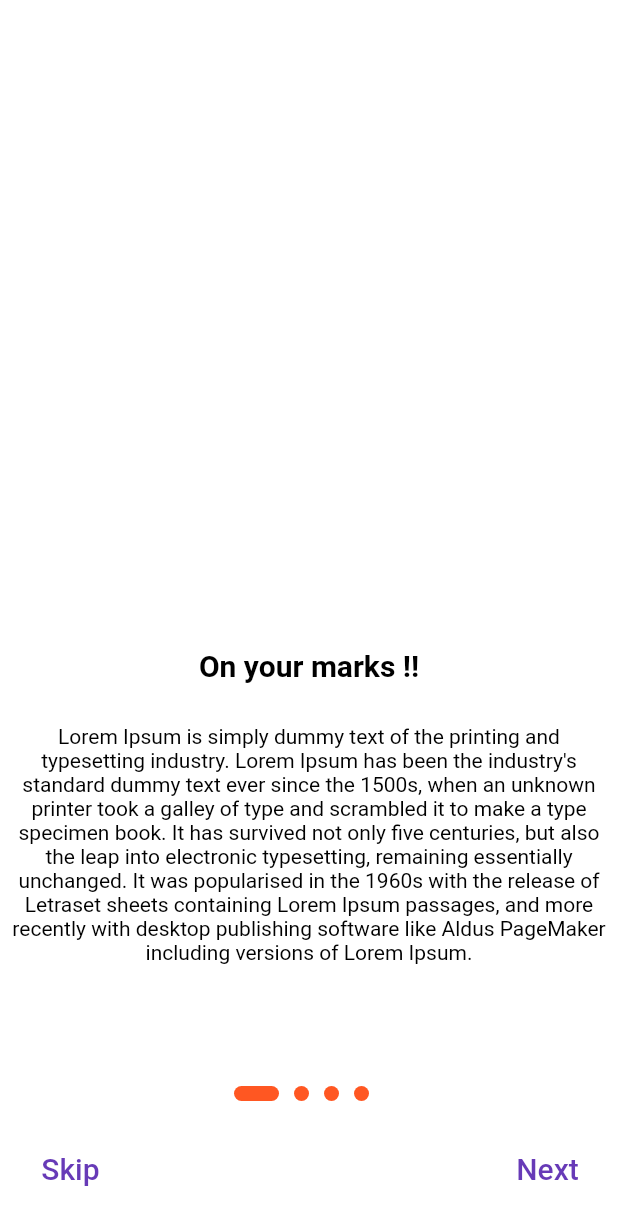
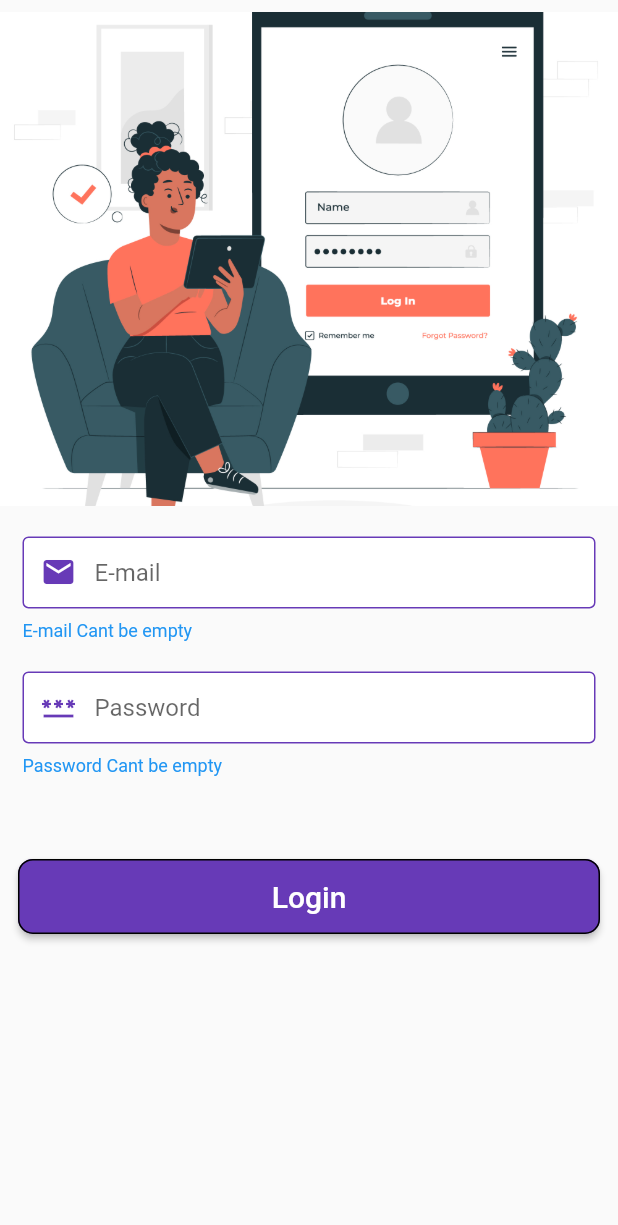
Before and after one commit to ishaque-mobikasa/task, a Flutter app: the screen it shows after launch, on a phone screen of 412 x 824 dp. Shown: the top 1225 px of the screen. Run offline on Flutter 3.47's test engine with Material 2 defaults, Android fonts, the phone set to English and light mode, and no system bars; our stand-ins replace get.

Commit message:
Login screen done

```diff
--- /dev/null
+++ b/lib/app/themes.dart
@@ -0,0 +1,7 @@
+import 'package:flutter/material.dart';
+
+class AppTheme {
+  static final theme = ThemeData(
+    primarySwatch: Colors.deepPurple,
+  );
+}
--- a/lib/data/models/onBoard/onboarding_contents.dart
+++ b/lib/data/models/onBoard/onboarding_contents.dart
@@ -1,23 +1,23 @@
 
 import 'unboarding_contents_model.dart';
 
-List<UnboadingContents> contents = [
-  UnboadingContents(
+List<OnboadingContents> contents = [
+  OnboadingContents(
       image: "assets/images/image1.jpg",
       title: "On your marks !!",
       description:
           "Lorem Ipsum is simply dummy text of the printing and typesetting industry. Lorem Ipsum has been the industry's standard dummy text ever since the 1500s, when an unknown printer took a galley of type and scrambled it to make a type specimen book. It has survived not only five centuries, but also the leap into electronic typesetting, remaining essentially unchanged. It was popularised in the 1960s with the release of Letraset sheets containing Lorem Ipsum passages, and more recently with desktop publishing software like Aldus PageMaker including versions of Lorem Ipsum."),
-  UnboadingContents(
+  OnboadingContents(
       image: "assets/images/image2.jpg",
       title: "Lets Set things Up!!",
       description:
           "Lorem Ipsum is simply dummy text of the printing and typesetting industry. Lorem Ipsum has been the industry's standard dummy text ever since the 1500s, when an unknown printer took a galley of type and scrambled it to make a type specimen book. It has survived not only five centuries, but also the leap into electronic typesetting, remaining essentially unchanged. It was popularised in the 1960s with the release of Letraset sheets containing Lorem Ipsum passages, and more recently with desktop publishing software like Aldus PageMaker including versions of Lorem Ipsum."),
-  UnboadingContents(
+  OnboadingContents(
       image: "assets/images/image3.jpg",
       title: "Something awesome waiting !!..",
       description:
           "Lorem Ipsum is simply dummy text of the printing and typesetting industry. Lorem Ipsum has been the industry's standard dummy text ever since the 1500s, when an unknown printer took a galley of type and scrambled it to make a type specimen book. It has survived not only five centuries, but also the leap into electronic typesetting, remaining essentially unchanged. It was popularised in the 1960s with the release of Letraset sheets containing Lorem Ipsum passages, and more recently with desktop publishing software like Aldus PageMaker including versions of Lorem Ipsum."),
-  UnboadingContents(
+  OnboadingContents(
       image: "assets/images/image4.jpg",
       title: "Time's up...Lets hooary  !!..",
       description:
--- a/lib/data/models/onBoard/unboarding_contents_model.dart
+++ b/lib/data/models/onBoard/unboarding_contents_model.dart
@@ -1,7 +1,7 @@
-class UnboadingContents {
+class OnboadingContents {
   String image;
   String title;
   String description;
-  UnboadingContents(
+  OnboadingContents(
       {required this.image, required this.description, required this.title});
 }
--- a/lib/main.dart
+++ b/lib/main.dart
@@ -1,9 +1,9 @@
 import 'package:flutter/material.dart';
 import 'package:get/get.dart';
+import 'package:task/app/themes.dart';
+import 'package:task/presentation/pages/login/login_view.dart';
 
 import 'core/routes.dart';
-import 'presentation/pages/splash_screen/splash_screen.dart';
-
 
 void main() {
   runApp(const MyApp());
@@ -17,10 +17,8 @@ class MyApp extends StatelessWidget {
       debugShowCheckedModeBanner: false,
       title: 'Tasks',
       getPages: AppPages.pages,
-      theme: ThemeData(
-        primarySwatch: Colors.deepPurple,
-      ),
-      home: const SplashScreen(),
+      theme: AppTheme.theme,
+      home: const LoginScreen(),
     );
   }
 }
--- /dev/null
+++ b/lib/presentation/manager/login/login_controller.dart
@@ -0,0 +1,13 @@
+import 'package:flutter/cupertino.dart';
+import 'package:get/get.dart';
+
+class LoginController extends GetxController {
+  final  loginKey = GlobalKey<FormState>().obs;
+  final Rx<TextEditingController> emailController = TextEditingController().obs;
+  final Rx<TextEditingController> passwordController =
+      TextEditingController().obs;
+
+      onLoginButtonPress(){
+        loginKey.value.currentState?.validate();
+      }
+}
--- /dev/null
+++ b/lib/presentation/pages/login/login_view.dart
@@ -0,0 +1,81 @@
+import 'package:flutter/material.dart';
+import 'package:get/get.dart';
+import 'package:task/presentation/manager/login/login_controller.dart';
+import 'package:task/presentation/pages/login/widgets/custom_form_field.dart';
+
+class LoginScreen extends StatelessWidget {
+  const LoginScreen({super.key});
+  @override
+  Widget build(BuildContext context) {
+    final controller = Get.put(LoginController());
+    final size = MediaQuery.of(context).size;
+    return SafeArea(
+      child: Scaffold(
+          body: SingleChildScrollView(
+        child: Form(
+          key: controller.loginKey.value,
+          autovalidateMode: AutovalidateMode.always,
+          child: Padding(
+            padding: const EdgeInsets.only(top: 8.0),
+            child: Column(children: [
+              Container(
+                decoration: const BoxDecoration(
+                    image: DecorationImage(
+                        image: AssetImage("assets/images/login.jpg"),
+                        fit: BoxFit.cover)),
+                height: size.height * 0.4,
+              ),
+              const SizedBox(
+                height: 15,
+              ),
+              const Padding(
+                  padding: EdgeInsets.symmetric(horizontal: 10),
+                  child: CustomFormField(
+                    type: FieldType.eMail,
+                  )),
+              const SizedBox(
+                height: 10,
+              ),
+              Padding(
+                  padding: const EdgeInsets.symmetric(horizontal: 10),
+                  child: CustomFormField(
+                    hintText: "Password",
+                    type: FieldType.password,
+                    icon: Icons.password,
+                    controller: controller.passwordController.value,
+                  )),
+              const SizedBox(
+                height: 50,
+              ),
+              Row(
+                children: [
+                  Expanded(
+                    child: SizedBox(
+                      height: 50,
+                      child: Padding(
+                        padding: const EdgeInsets.symmetric(horizontal: 12),
+                        child: ElevatedButton(
+                            style: ElevatedButton.styleFrom(
+                                shape: RoundedRectangleBorder(
+                                    borderRadius: BorderRadius.circular(10.0),
+                                    side:
+                                        const BorderSide(color: Colors.black))),
+                            onPressed: () {
+                              controller.onLoginButtonPress();
+                            },
+                            child: const Text(
+                              "Login",
+                              style: TextStyle(fontSize: 20),
+                            )),
+                      ),
+                    ),
+                  ),
+                ],
+              ),
+            ]),
+          ),
+        ),
+      )),
+    );
+  }
+}
--- /dev/null
+++ b/lib/presentation/pages/login/widgets/custom_form_field.dart
@@ -0,0 +1,126 @@
+import 'package:flutter/material.dart';
+import 'package:flutter/services.dart';
+import 'package:task/core/validation.dart';
+
+enum FieldType { eMail, password, normalInputField, phoneNumber }
+
+class CustomFormField extends StatelessWidget {
+  final String? Function(String?)? validator;
+  final FieldType type;
+  final String? hintText;
+  final IconData? icon;
+  final bool? obscureText;
+  final EdgeInsetsGeometry padding;
+  final TextEditingController? controller;
+  const CustomFormField(
+      {this.obscureText,
+      this.validator,
+      this.padding = const EdgeInsets.all(5),
+      this.controller,
+      required this.type,
+      this.hintText = "E-mail",
+      super.key,
+      this.icon = Icons.email});
+  @override
+  Widget build(BuildContext context) {
+    // final width = MediaQuery.of(context).size.width;
+    final height = MediaQuery.of(context).size.height;
+    return Padding(
+      padding: padding,
+      child: TextFormField(
+          controller: controller,
+          inputFormatters: [
+            type == FieldType.eMail
+                ? LengthLimitingTextInputFormatter(25)
+                : type == FieldType.normalInputField
+                    ? LengthLimitingTextInputFormatter(15)
+                    : type == FieldType.phoneNumber
+                        ? LengthLimitingTextInputFormatter(10)
+                        : LengthLimitingTextInputFormatter(20),
+            type == FieldType.normalInputField
+                ? FilteringTextInputFormatter.allow(RegExp("[A-Z a-z]"))
+                : type == FieldType.phoneNumber
+                    ? FilteringTextInputFormatter.allow(RegExp("[0-9]"))
+                    : FilteringTextInputFormatter.deny(RegExp("")),
+          ],
+          keyboardType: type == FieldType.eMail
+              ? TextInputType.emailAddress
+              : type == FieldType.password
+                  ? TextInputType.name
+                  : type == FieldType.phoneNumber
+                      ? TextInputType.phone
+                      : TextInputType.name,
+          //autovalidateMode: AutovalidateMode.onUserInteraction,
+          obscureText: type == FieldType.password,
+          decoration: InputDecoration(
+              fillColor: Colors.white,
+              filled: true,
+              prefixIcon: Icon(
+                icon,
+                color: Colors.deepPurple,
+              ),
+              hintText: hintText,
+              errorStyle: const TextStyle(color: Colors.blue),
+              enabledBorder: const OutlineInputBorder(
+                  borderSide: BorderSide(color: Colors.deepPurple)),
+              disabledBorder: const OutlineInputBorder(
+                  borderSide: BorderSide(color: Colors.deepPurple)),
+              focusedErrorBorder: const OutlineInputBorder(
+                  borderSide: BorderSide(color: Colors.deepPurple)),
+              errorBorder: const OutlineInputBorder(
+                  borderSide: BorderSide(
+                      style: BorderStyle.solid, color: Colors.deepPurple)),
+              contentPadding:
+                  EdgeInsets.only(left: 0, top: 0, bottom: height * 0.02),
+              border: const OutlineInputBorder(
+                  borderRadius: BorderRadius.all(Radius.circular(4.0)))),
+          validator: validator ??
+              (type == FieldType.eMail
+                  ? (value) {
+                      if (value!.isEmpty) {
+                        return "$hintText Cant be empty";
+                      } else if (value.length < 4) {
+                        return "$hintText Must be 6-16 charactors long";
+                      } else if (!value.isValidEmail &&
+                          !RegExp(r'(^[\+]?[(]?[0-9]{3}[)]?[-\s\.]?[0-9]{3}[-\s\.]?[0-9]{4,6}$)')
+                              .hasMatch(value)) {
+                        return "Invalid Email/Phone Number";
+                      } else {
+                        return null;
+                      }
+                    }
+                  : type == FieldType.password
+                      ? (value) {
+                          if (value == '' || value == null) {
+                            return "$hintText Cant be empty";
+                          } else if (value.length < 8) {
+                            return "Password Must be greater than 8 charactors";
+                          } else if (!value.isValidPassword) {
+                            return "Must contain an Uppercase,Lowercase,a special char & 1 digit";
+                          } else {
+                            return null;
+                          }
+                        }
+                      : type == FieldType.normalInputField
+                          ? (value) {
+                              if (value == '' || value == null) {
+                                return "$hintText Cant be empty";
+                              } else if (value.length < 4 ||
+                                  value.length > 16) {
+                                return "User Name must be 4-14 Charactors";
+                              } else {
+                                return null;
+                              }
+                            }
+                          : (value) {
+                              if (value == '' || value == null) {
+                                return "$hintText Cant be empty";
+                              } else if (value.length < 10) {
+                                return "Phone number Invalid";
+                              } else {
+                                return null;
+                              }
+                            })),
+    );
+  }
+}
--- a/lib/presentation/pages/on_boarding/onboarding.dart
+++ b/lib/presentation/pages/on_boarding/onboarding.dart
@@ -1,10 +1,9 @@
 import 'package:flutter/material.dart';
 import 'package:get/get.dart';
-import 'package:tasks/core/routes.dart';
-
-import '../../../data/models/onBoard/onboarding_contents.dart';
-
-
+import 'package:task/app/decorations.dart';
+import 'package:task/core/routes.dart';
+import 'package:task/data/models/onBoard/onboarding_contents.dart';
+import 'package:task/presentation/pages/on_boarding/widget/build_dots.dart';
 
 class OnBoard extends StatefulWidget {
   const OnBoard({super.key});
@@ -47,10 +46,7 @@ class _OnBoardState extends State<OnBoard> {
               children: [
                 Flexible(
                   child: Container(
-                    decoration: BoxDecoration(
-                        borderRadius: const BorderRadius.only(
-                            bottomLeft: Radius.circular(10),
-                            bottomRight: Radius.circular(10)),
+                    decoration: constDecorationBottom10.copyWith(
                         image: DecorationImage(
                             image: AssetImage(contents[index].image),
                             fit: BoxFit.contain)),
@@ -82,7 +78,7 @@ class _OnBoardState extends State<OnBoard> {
                           ),
                         ),
                       ),
-                      buildDots(index),
+                      BuildDots(currentIndex: currentIndex),
                       Padding(
                         padding: const EdgeInsets.all(15.0),
                         child: Container(
@@ -134,20 +130,4 @@ class _OnBoardState extends State<OnBoard> {
       ),
     );
   }
-
-  Row buildDots(int index) {
-    return Row(
-      mainAxisAlignment: MainAxisAlignment.center,
-      children: List.generate(
-          contents.length,
-          (index) => Container(
-                height: 10,
-                width: currentIndex == index ? 30 : 10,
-                margin: const EdgeInsets.only(right: 10),
-                decoration: BoxDecoration(
-                    borderRadius: BorderRadius.circular(20),
-                    color: Colors.deepOrange),
-              )),
-    );
-  }
 }
--- a/lib/presentation/pages/splash_screen/splash_screen.dart
+++ b/lib/presentation/pages/splash_screen/splash_screen.dart
@@ -1,7 +1,10 @@
 import 'dart:async';
+
 import 'package:flutter/material.dart';
 import 'package:get/get.dart';
+
 import '../../../core/routes.dart';
+import 'widget/splash_text.dart';
 
 class SplashScreen extends StatefulWidget {
   const SplashScreen({Key? key}) : super(key: key);
@@ -36,9 +39,11 @@ class _SplashScreenState extends State<SplashScreen> {
                 bottom: size.height * 0.05,
                 left: size.width * 0.28,
                 child: Column(
-                  children: [
-                    splashText("Welcome to awesome", 20),
-                    splashText("Where we meet expectation with reality!", 10),
+                  children: const [
+                    SplashText(text: "Welcome to awesome", fontSize: 20),
+                    SplashText(
+                        text: "Where we meet expectation with reality!",
+                        fontSize: 10),
                   ],
                 ))
           ],
@@ -46,12 +51,4 @@ class _SplashScreenState extends State<SplashScreen> {
       ),
     );
   }
-
-  Text splashText(String text, double fontSize) {
-    return Text(
-      text,
-      style: TextStyle(
-          fontWeight: FontWeight.bold, color: Colors.white, fontSize: fontSize),
-    );
-  }
 }
--- a/pubspec.yaml
+++ b/pubspec.yaml
@@ -1,4 +1,4 @@
-name: tasks
+name: task
 description: A new Flutter project.
 
 # The following line prevents the package from being accidentally published to
@@ -34,6 +34,7 @@ dependencies:
     sdk: flutter
   get: ^4.6.5
   get_storage: ^2.0.3
+  google_fonts: ^3.0.1
 
 dev_dependencies:
   flutter_lints: ^2.0.0
```
Also changed, not shown: lib/app/decorations.dart (added, +7 -0 lines), lib/app/dimensions.dart (added, +29 -0 lines), lib/core/validation.dart (added, +25 -0 lines), lib/presentation/pages/on_boarding/widget/build_dots.dart (added, +24 -0 lines), lib/presentation/pages/splash_screen/widget/splash_text.dart (added, +15 -0 lines), lib/app/app_colors.dart (added), pubspec.lock, 1 other file.
